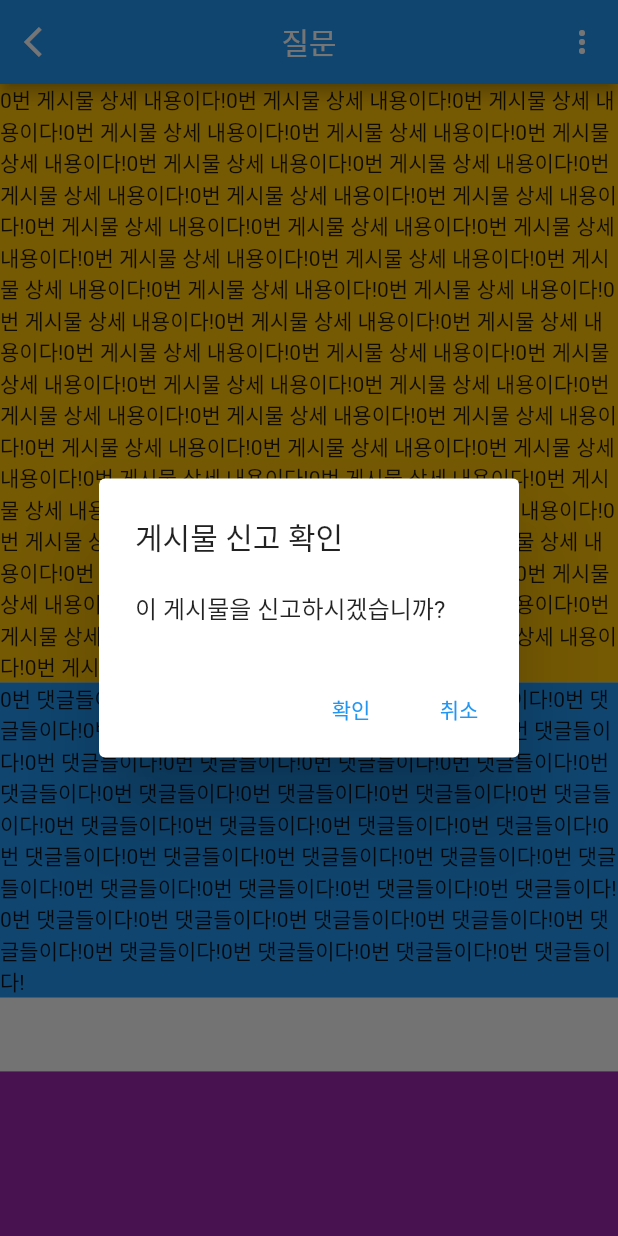
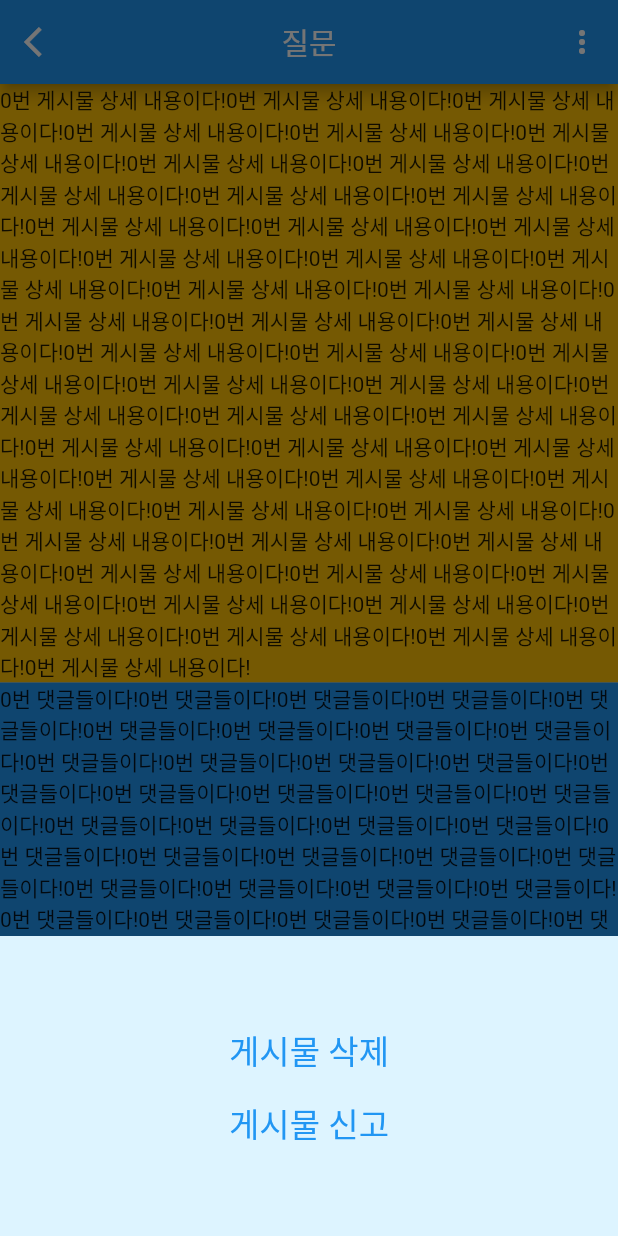
Before and after one commit to UniBond-jijijin/UniBond-flutter, a Flutter app: the DetailScreen screen opened directly with empty values, after a tap on the "more vert" icon, on a phone screen of 412 x 824 dp. Run offline on Flutter 3.47's test engine with Material 2 defaults, Android fonts, the phone set to English and light mode, and no system bars; our stand-ins replace get, validators.

Commit message:
#9 Feat: 게시물 삭제/신고 버튼 구현
- Design: size.dart에 사이즈 클래스 생성

```diff
--- a/unibond/lib/resources/size.dart
+++ b/unibond/lib/resources/size.dart
@@ -3,3 +3,10 @@ import 'package:flutter/material.dart';
 double getScreenWidth(BuildContext context) {
   return MediaQuery.of(context).size.width;
 }
+
+class FontSize {
+  // 전부 임시값들임
+  static const double primary = menuName;
+  static const double content = 18;
+  static const double menuName = 22;
+}
--- a/unibond/lib/screens/community/post_detail_screen.dart
+++ b/unibond/lib/screens/community/post_detail_screen.dart
@@ -1,5 +1,6 @@
 import 'package:flutter/material.dart';
 import 'package:get/get.dart';
+import 'package:unibond/resources/size.dart';
 
 class DetailScreen extends StatelessWidget {
   final int id;
@@ -22,7 +23,43 @@ class DetailScreen extends StatelessWidget {
           IconButton(
             icon: const Icon(Icons.more_vert),
             onPressed: () {
-              _showReportConfirmationDialog(context);
+              //
+              showModalBottomSheet<void>(
+                context: context,
+                builder: (BuildContext context) {
+                  return Container(
+                    height: 200,
+                    color: const Color.fromARGB(255, 221, 244, 255),
+                    child: Center(
+                      child: Column(
+                        mainAxisAlignment: MainAxisAlignment.center,
+                        mainAxisSize: MainAxisSize.min,
+                        children: <Widget>[
+                          // TODO: 내 게시물/ 남의 게시물에 따라 다른 버튼 보이기
+                          TextButton(
+                              child: const Text(
+                                '게시물 삭제',
+                                style: TextStyle(fontSize: FontSize.menuName),
+                              ),
+                              onPressed: () {
+                                Get.back();
+                                _showReportConfirmationDialog(context);
+                              }),
+                          TextButton(
+                              child: const Text(
+                                '게시물 신고',
+                                style: TextStyle(fontSize: FontSize.menuName),
+                              ),
+                              onPressed: () {
+                                Get.back();
+                                _showReportConfirmationDialog(context);
+                              }),
+                        ],
+                      ),
+                    ),
+                  );
+                },
+              );
             },
           ),
         ],
```
